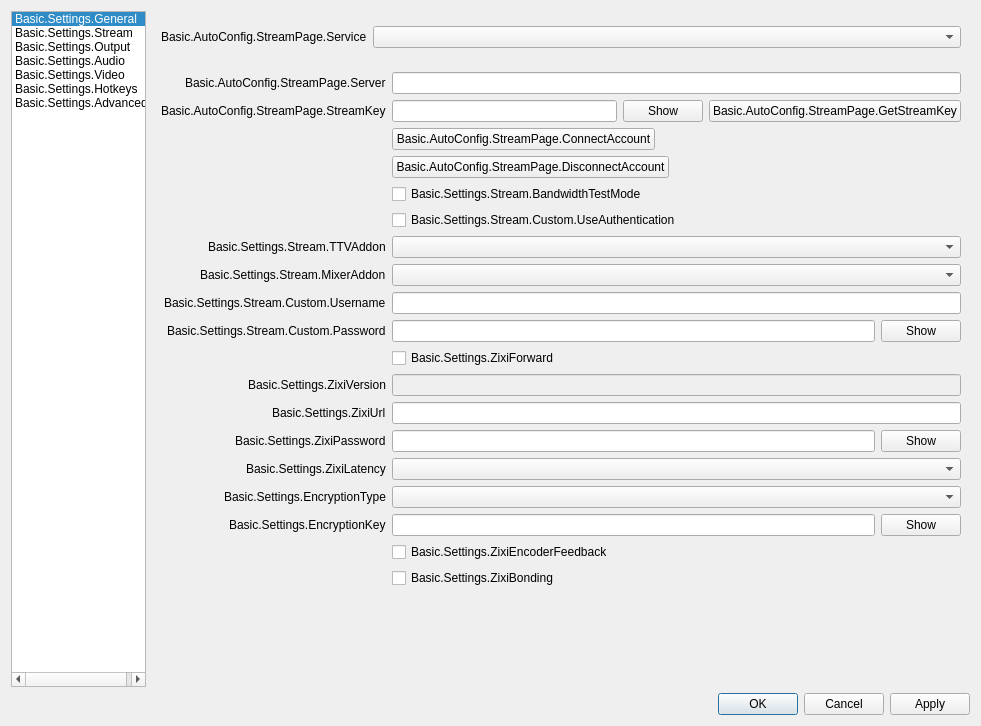
Before: the Qt Designer form UI/forms/OBSBasicSettings.ui in ZixiVideo/obs-studio, drawn with Qt 5.
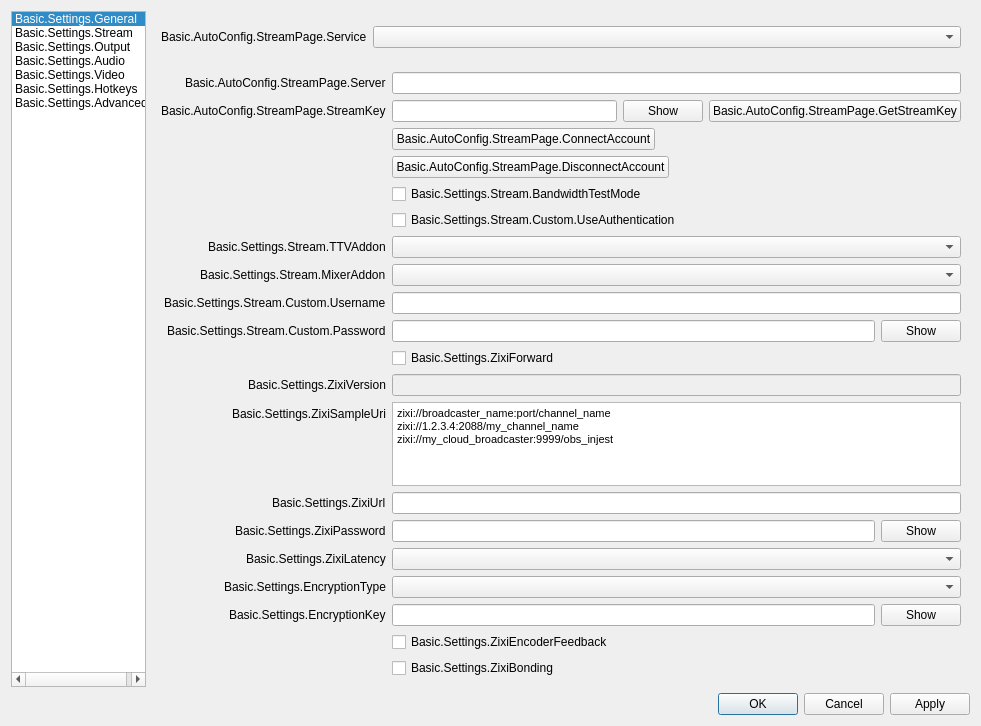
After: the same form once the commit is applied. The open tabs and pages were chosen to show the change. Icons and pictures are not drawn. Custom widgets are drawn as their Qt base class.

Commit message: [UI] - add examples of zixi urls

```diff
--- a/UI/forms/OBSBasicSettings.ui
+++ b/UI/forms/OBSBasicSettings.ui
@@ -1249,23 +1249,56 @@
               </widget>
              </item>
              <item row="14" column="0">
+              <widget class="QLabel" name="zixiFwdSampleUriLabel">
+               <property name="text">
+                <string>Basic.Settings.ZixiSampleUri</string>
+               </property>
+              </widget>
+             </item>
+             <item row="14" column="1">
+              <widget class="QTextEdit" name="zixiFwdSampleUri">
+               <property name="enabled">
+                <bool>true</bool>
+               </property>
+               <property name="verticalScrollBarPolicy">
+                <enum>Qt::ScrollBarAlwaysOff</enum>
+               </property>
+               <property name="horizontalScrollBarPolicy">
+                <enum>Qt::ScrollBarAlwaysOff</enum>
+               </property>
+               <property name="sizeAdjustPolicy">
+                <enum>QAbstractScrollArea::AdjustToContents</enum>
+               </property>
+               <property name="readOnly">
+                <bool>true</bool>
+               </property>
+               <property name="html">
+                <string>&lt;!DOCTYPE HTML PUBLIC &quot;-//W3C//DTD HTML 4.0//EN&quot; &quot;http://www.w3.org/TR/REC-html40/strict.dtd&quot;&gt;
+&lt;html&gt;&lt;head&gt;&lt;meta name=&quot;qrichtext&quot; content=&quot;1&quot; /&gt;&lt;style type=&quot;text/css&quot;&gt;
+p, li { white-space: pre-wrap; }
+&lt;/style&gt;&lt;/head&gt;&lt;body style=&quot; font-family:'MS Shell Dlg 2'; font-size:8.25pt; font-weight:400; font-style:normal;&quot;&gt;
+&lt;p style=&quot; margin-top:0px; margin-bottom:0px; margin-left:0px; margin-right:0px; -qt-block-indent:0; text-indent:0px;&quot;&gt;zixi://broadcaster_name:port/channel_name&lt;br /&gt;zixi://1.2.3.4:2088/my_channel_name&lt;br /&gt;zixi://my_cloud_broadcaster:9999/obs_injest&lt;/p&gt;&lt;/body&gt;&lt;/html&gt;</string>
+               </property>
+              </widget>
+             </item>
+             <item row="15" column="0">
               <widget class="QLabel" name="zixiFwdUrlLabel">
                <property name="text">
                 <string>Basic.Settings.ZixiUrl</string>
                </property>
               </widget>
              </item>
-             <item row="14" column="1">
+             <item row="15" column="1">
               <widget class="QLineEdit" name="zixiFwdUrl"/>
              </item>
-             <item row="15" column="0">
+             <item row="16" column="0">
               <widget class="QLabel" name="zixiFwdPasswordLabel">
                <property name="text">
                 <string>Basic.Settings.ZixiPassword</string>
                </property>
               </widget>
              </item>
-             <item row="15" column="1">
+             <item row="16" column="1">
               <layout class="QHBoxLayout" name="horizontalLayout_26">
                <item>
                 <widget class="QLineEdit" name="zixiFwdPassword">
@@ -1283,34 +1316,34 @@
                </item>
               </layout>
              </item>
-             <item row="16" column="0">
+             <item row="17" column="0">
               <widget class="QLabel" name="zixiFwdLatencyLabel">
                <property name="text">
                 <string>Basic.Settings.ZixiLatency</string>
                </property>
               </widget>
              </item>
-             <item row="16" column="1">
+             <item row="17" column="1">
               <widget class="QComboBox" name="zixiFwdLatency"/>
              </item>
-             <item row="17" column="0">
+             <item row="18" column="0">
               <widget class="QLabel" name="zixiFwdEncryptionTypeLabel">
                <property name="text">
                 <string>Basic.Settings.EncryptionType</string>
                </property>
               </widget>
              </item>
-             <item row="17" column="1">
+             <item row="18" column="1">
               <widget class="QComboBox" name="zixiFwdEncryptionType"/>
              </item>
-             <item row="18" column="0">
+             <item row="19" column="0">
               <widget class="QLabel" name="zixiFwdEncryptionKeyLabel">
                <property name="text">
                 <string>Basic.Settings.EncryptionKey</string>
                </property>
               </widget>
              </item>
-             <item row="18" column="1">
+             <item row="19" column="1">
               <layout class="QHBoxLayout" name="horizontalLayout_27">
                <item>
                 <widget class="QLineEdit" name="zixiFwdEncryptionKey">
@@ -1336,19 +1369,19 @@
               </widget>
              </item>
              <item row="20" column="1">
-              <widget class="QCheckBox" name="zixiFwdEnableBonding">
-               <property name="text">
-                <string>Basic.Settings.ZixiBonding</string>
-               </property>
-              </widget>
-             </item>
-             <item row="19" column="1">
               <widget class="QCheckBox" name="zixiFwdEncoderFeedback">
                <property name="text">
                 <string>Basic.Settings.ZixiEncoderFeedback</string>
                </property>
               </widget>
              </item>
+             <item row="21" column="1">
+              <widget class="QCheckBox" name="zixiFwdEnableBonding">
+               <property name="text">
+                <string>Basic.Settings.ZixiBonding</string>
+               </property>
+              </widget>
+             </item>
             </layout>
            </widget>
           </widget>
```
Left out of the diff: 30 changed lines with no effect on the pictures. The commit also changes 2 other files.
